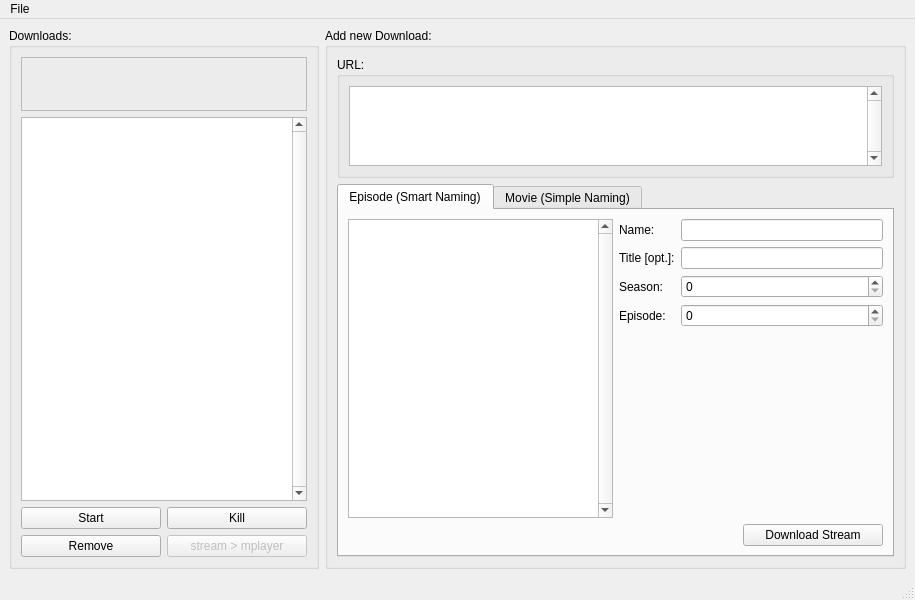
boon-code/mp-layer, file qt4-layout/gui.ui: the form before one commit.
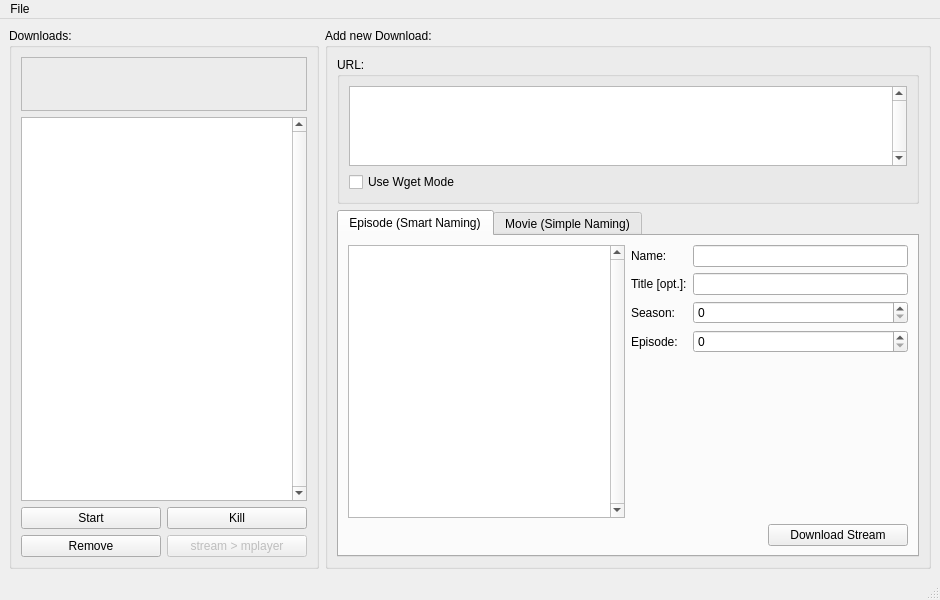
The form after the commit. Custom widgets are drawn as their Qt base class.

Commit message:
Implemented new wget mode
 * wget can be used to download streams.

Diff of the .ui file:
```diff
--- a/qt4-layout/gui.ui
+++ b/qt4-layout/gui.ui
@@ -6,7 +6,7 @@
    <rect>
     <x>0</x>
     <y>0</y>
-    <width>915</width>
+    <width>940</width>
     <height>600</height>
    </rect>
   </property>
@@ -225,6 +225,13 @@
             </property>
            </widget>
           </item>
+          <item>
+           <widget class="QCheckBox" name="chkWgetMode">
+            <property name="text">
+             <string>Use Wget Mode</string>
+            </property>
+           </widget>
+          </item>
          </layout>
         </widget>
        </item>
@@ -454,8 +461,8 @@
     <rect>
      <x>0</x>
      <y>0</y>
-     <width>915</width>
-     <height>23</height>
+     <width>940</width>
+     <height>29</height>
     </rect>
    </property>
    <widget class="QMenu" name="menuFile">
```
The commit also changes 3 other files.
